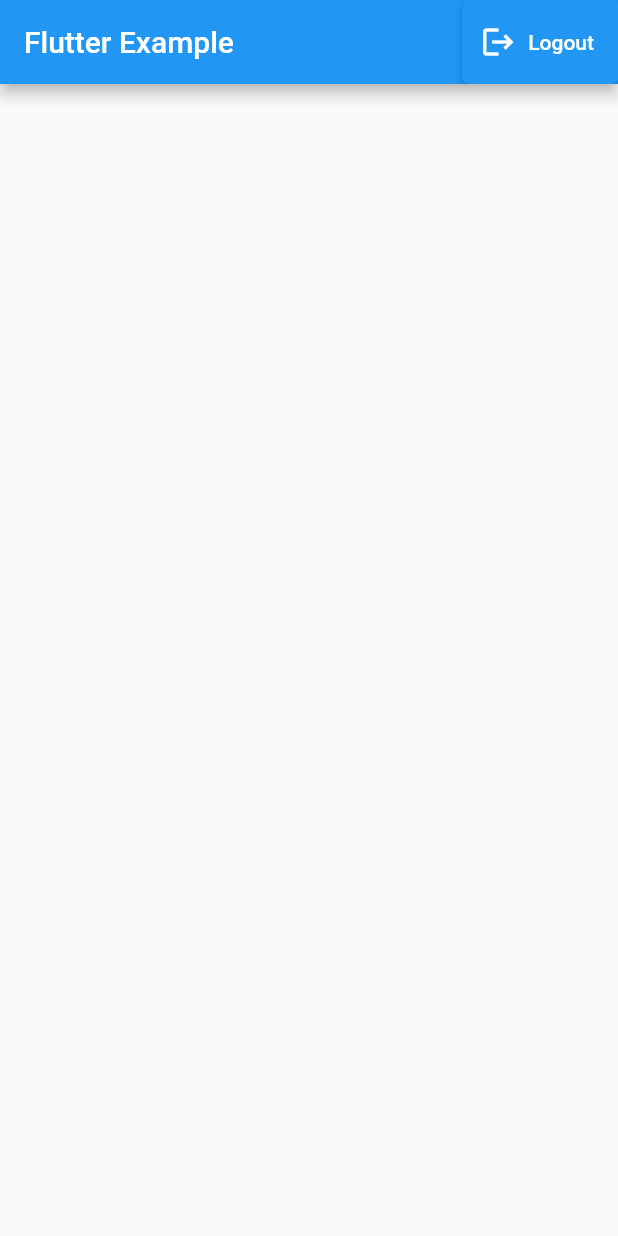
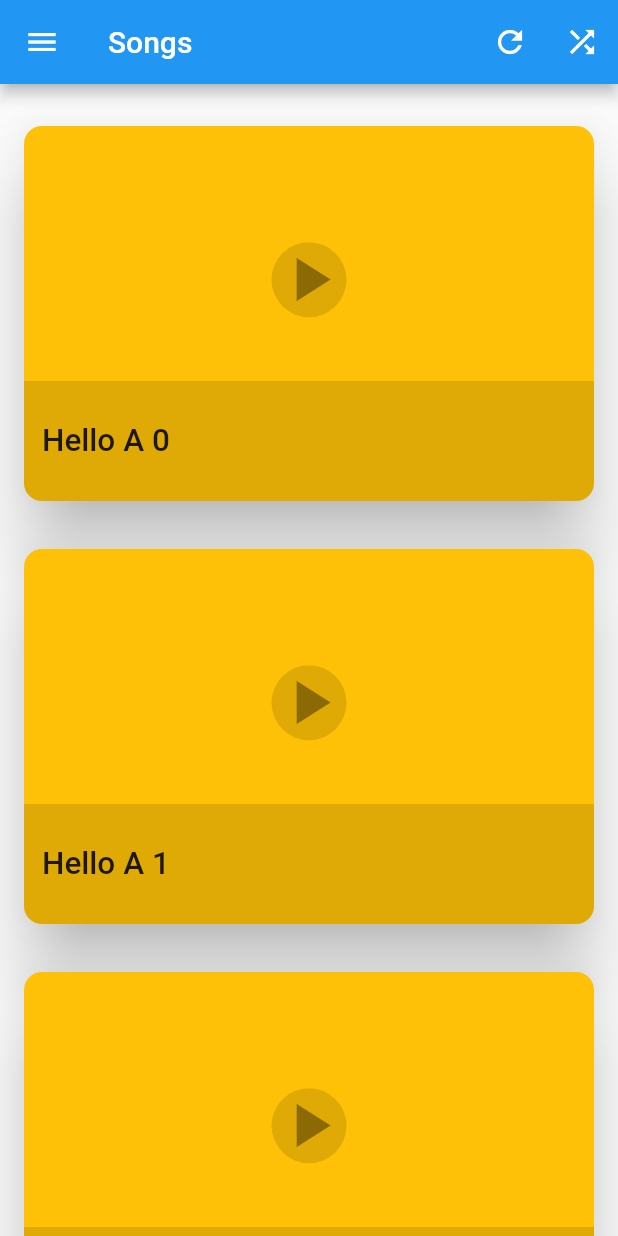
Before and after one commit to ryangek/flutter-example, a Flutter app: the Home screen opened directly, on a phone screen of 412 x 824 dp. Run offline on Flutter 3.47's test engine with Material 2 defaults, Android fonts, the phone set to English and light mode, and no system bars; our stand-ins replace shared_preferences; accounts and stored records are empty.

Commit message:
added new example heroes card

```diff
--- /dev/null
+++ b/lib/components/songs.dart
@@ -0,0 +1,356 @@
+// Copyright 2020 The Flutter team. All rights reserved.
+// Use of this source code is governed by a BSD-style license that can be
+// found in the LICENSE file.
+
+import 'package:flutter/foundation.dart';
+import 'package:flutter/cupertino.dart';
+import 'package:flutter/material.dart';
+
+/// A simple widget that builds different things on different platforms.
+class PlatformWidget extends StatelessWidget {
+  const PlatformWidget({
+    Key key,
+    @required this.androidBuilder,
+    @required this.iosBuilder,
+  })  : assert(androidBuilder != null),
+        assert(iosBuilder != null),
+        super(key: key);
+
+  final WidgetBuilder androidBuilder;
+  final WidgetBuilder iosBuilder;
+
+  @override
+  Widget build(context) {
+    switch (defaultTargetPlatform) {
+      case TargetPlatform.android:
+        return androidBuilder(context);
+      case TargetPlatform.iOS:
+        return iosBuilder(context);
+      default:
+        assert(false, 'Unexpected platform $defaultTargetPlatform');
+        return null;
+    }
+  }
+}
+
+/// A platform-agnostic card with a high elevation that reacts when tapped.
+///
+/// This is an example of a custom widget that an app developer might create for
+/// use on both iOS and Android as part of their brand's unique design.
+class PressableCard extends StatefulWidget {
+  const PressableCard({
+    this.onPressed,
+    this.color,
+    this.flattenAnimation,
+    this.child,
+  });
+
+  final VoidCallback onPressed;
+  final Color color;
+  final Animation<double> flattenAnimation;
+  final Widget child;
+
+  @override
+  State<StatefulWidget> createState() => _PressableCardState();
+}
+
+class _PressableCardState extends State<PressableCard>
+    with SingleTickerProviderStateMixin {
+  bool pressed = false;
+  AnimationController controller;
+  Animation<double> elevationAnimation;
+
+  @override
+  void initState() {
+    controller = AnimationController(
+      vsync: this,
+      duration: const Duration(milliseconds: 40),
+    );
+    elevationAnimation =
+        controller.drive(CurveTween(curve: Curves.easeInOutCubic));
+    super.initState();
+  }
+
+  @override
+  void dispose() {
+    controller.dispose();
+    super.dispose();
+  }
+
+  double get flatten => 1 - widget.flattenAnimation.value;
+
+  @override
+  Widget build(context) {
+    return Listener(
+      onPointerDown: (details) {
+        if (widget.onPressed != null) {
+          controller.forward();
+        }
+      },
+      onPointerUp: (details) {
+        controller.reverse();
+      },
+      child: GestureDetector(
+        behavior: HitTestBehavior.opaque,
+        onTap: () {
+          if (widget.onPressed != null) {
+            widget.onPressed();
+          }
+        },
+        // This widget both internally drives an animation when pressed and
+        // responds to an external animation to flatten the card when in a
+        // hero animation. You likely want to modularize them more in your own
+        // app.
+        child: AnimatedBuilder(
+          animation:
+              Listenable.merge([elevationAnimation, widget.flattenAnimation]),
+          child: widget.child,
+          builder: (context, child) {
+            return Transform.scale(
+              // This is just a sample. You likely want to keep the math cleaner
+              // in your own app.
+              scale: 1 - elevationAnimation.value * 0.03,
+              child: Padding(
+                padding: EdgeInsets.symmetric(vertical: 16, horizontal: 16) *
+                    flatten,
+                child: PhysicalModel(
+                  elevation:
+                      ((1 - elevationAnimation.value) * 10 + 10) * flatten,
+                  borderRadius: BorderRadius.circular(12 * flatten),
+                  clipBehavior: Clip.antiAlias,
+                  color: widget.color,
+                  child: child,
+                ),
+              ),
+            );
+          },
+        ),
+      ),
+    );
+  }
+}
+
+/// A platform-agnostic card representing a song which can be in a card state,
+/// a flat state or anything in between.
+///
+/// When it's in a card state, it's pressable.
+///
+/// This is an example of a custom widget that an app developer might create for
+/// use on both iOS and Android as part of their brand's unique design.
+class HeroAnimatingSongCard extends StatelessWidget {
+  HeroAnimatingSongCard(
+      {this.song, this.color, this.heroAnimation, this.onPressed});
+
+  final String song;
+  final Color color;
+  final Animation<double> heroAnimation;
+  final VoidCallback onPressed;
+
+  double get playButtonSize => 50 + 50 * heroAnimation.value;
+
+  @override
+  Widget build(context) {
+    // This is an inefficient usage of AnimatedBuilder since it's rebuilding
+    // the entire subtree instead of passing in a non-changing child and
+    // building a transition widget in between.
+    //
+    // Left simple in this demo because this card doesn't have any real inner
+    // content so this just rebuilds everything while animating.
+    return AnimatedBuilder(
+      animation: heroAnimation,
+      builder: (context, child) {
+        return PressableCard(
+          onPressed: heroAnimation.value == 0 ? onPressed : null,
+          color: color,
+          flattenAnimation: heroAnimation,
+          child: SizedBox(
+            height: 250,
+            child: Stack(
+              alignment: Alignment.center,
+              children: [
+                // The song title banner slides off in the hero animation.
+                Positioned(
+                  bottom: -80 * heroAnimation.value,
+                  left: 0,
+                  right: 0,
+                  child: Container(
+                    height: 80,
+                    color: Colors.black12,
+                    alignment: Alignment.centerLeft,
+                    padding: EdgeInsets.symmetric(horizontal: 12),
+                    child: Text(
+                      song,
+                      style: TextStyle(
+                        fontSize: 21,
+                        fontWeight: FontWeight.w500,
+                      ),
+                    ),
+                  ),
+                ),
+                // The play button grows in the hero animation.
+                Padding(
+                  padding:
+                      EdgeInsets.only(bottom: 45) * (1 - heroAnimation.value),
+                  child: Container(
+                    height: playButtonSize,
+                    width: playButtonSize,
+                    decoration: BoxDecoration(
+                      shape: BoxShape.circle,
+                      color: Colors.black12,
+                    ),
+                    alignment: Alignment.center,
+                    child: Icon(Icons.play_arrow,
+                        size: playButtonSize, color: Colors.black38),
+                  ),
+                ),
+              ],
+            ),
+          ),
+        );
+      },
+    );
+  }
+}
+
+/// A loading song tile's silhouette.
+///
+/// This is an example of a custom widget that an app developer might create for
+/// use on both iOS and Android as part of their brand's unique design.
+class SongPlaceholderTile extends StatelessWidget {
+  @override
+  Widget build(BuildContext context) {
+    return SizedBox(
+      height: 95,
+      child: Padding(
+        padding: EdgeInsets.symmetric(horizontal: 15, vertical: 8),
+        child: Row(
+          children: [
+            Container(
+              color: Theme.of(context).textTheme.bodyText2.color,
+              width: 130,
+            ),
+            Padding(
+              padding: EdgeInsets.only(left: 12),
+            ),
+            Expanded(
+              child: Column(
+                crossAxisAlignment: CrossAxisAlignment.start,
+                children: [
+                  Container(
+                    height: 9,
+                    margin: EdgeInsets.only(right: 60),
+                    color: Theme.of(context).textTheme.bodyText2.color,
+                  ),
+                  Container(
+                    height: 9,
+                    margin: EdgeInsets.only(right: 20, top: 8),
+                    color: Theme.of(context).textTheme.bodyText2.color,
+                  ),
+                  Container(
+                    height: 9,
+                    margin: EdgeInsets.only(right: 40, top: 8),
+                    color: Theme.of(context).textTheme.bodyText2.color,
+                  ),
+                  Container(
+                    height: 9,
+                    margin: EdgeInsets.only(right: 80, top: 8),
+                    color: Theme.of(context).textTheme.bodyText2.color,
+                  ),
+                  Container(
+                    height: 9,
+                    margin: EdgeInsets.only(right: 50, top: 8),
+                    color: Theme.of(context).textTheme.bodyText2.color,
+                  ),
+                ],
+              ),
+            ),
+          ],
+        ),
+      ),
+    );
+  }
+}
+
+// ===========================================================================
+// Non-shared code below because different interfaces are shown to prompt
+// for a multiple-choice answer.
+//
+// This is a design choice and you may want to do something different in your
+// app.
+// ===========================================================================
+/// This uses a platform-appropriate mechanism to show users multiple choices.
+///
+/// On Android, it uses a dialog with radio buttons. On iOS, it uses a picker.
+void showChoices(BuildContext context, List<String> choices) {
+  switch (defaultTargetPlatform) {
+    case TargetPlatform.android:
+      showDialog<void>(
+        context: context,
+        builder: (context) {
+          var selectedRadio = 1;
+          return AlertDialog(
+            contentPadding: EdgeInsets.only(top: 12),
+            content: StatefulBuilder(
+              builder: (context, setState) {
+                return Column(
+                  mainAxisSize: MainAxisSize.min,
+                  children: List<Widget>.generate(choices.length, (index) {
+                    return RadioListTile(
+                      title: Text(choices[index]),
+                      value: index,
+                      groupValue: selectedRadio,
+                      // ignore: avoid_types_on_closure_parameters
+                      onChanged: (int value) {
+                        setState(() => selectedRadio = value);
+                      },
+                    );
+                  }),
+                );
+              },
+            ),
+            actions: [
+              TextButton(
+                child: Text('OK'),
+                onPressed: () => Navigator.of(context).pop(),
+              ),
+              TextButton(
+                child: Text('CANCEL'),
+                onPressed: () => Navigator.of(context).pop(),
+              ),
+            ],
+          );
+        },
+      );
+      return;
+    case TargetPlatform.iOS:
+      showCupertinoModalPopup<void>(
+        context: context,
+        builder: (context) {
+          return SizedBox(
+            height: 250,
+            child: CupertinoPicker(
+              backgroundColor: Theme.of(context).canvasColor,
+              useMagnifier: true,
+              magnification: 1.1,
+              itemExtent: 40,
+              scrollController: FixedExtentScrollController(initialItem: 1),
+              children: List<Widget>.generate(choices.length, (index) {
+                return Center(
+                  child: Text(
+                    choices[index],
+                    style: TextStyle(
+                      fontSize: 21,
+                    ),
+                  ),
+                );
+              }),
+              onSelectedItemChanged: (value) {},
+            ),
+          );
+        },
+      );
+      return;
+    default:
+      assert(false, 'Unexpected platform $defaultTargetPlatform');
+  }
+}
--- a/lib/home.dart
+++ b/lib/home.dart
@@ -1,8 +1,13 @@
 import 'dart:convert';
+import 'dart:io';
+
+import 'package:flutter/cupertino.dart';
+import 'package:flutter/material.dart';
 import 'package:flutter_appl/signin.dart';
-import 'package:flutter/material.dart';
 import 'package:http/http.dart' as http;
 import 'package:shared_preferences/shared_preferences.dart';
+
+import 'components/songs.dart';
 
 class Home extends StatefulWidget {
   Home({Key key, this.api}) : super(key: key);
@@ -17,6 +22,8 @@ class _HomeState extends State<Home> {
   SharedPreferences _sharedPreferences;
 
   String _token = "";
+  File _avatarUri;
+  int _itemsLength = 10;
 
   Map<String, String> get headers => {
         "Content-Type": "application/json",
@@ -61,33 +68,112 @@ class _HomeState extends State<Home> {
     }
   }
 
-  @override
-  Widget build(BuildContext context) {
-    return Scaffold(
-      appBar: AppBar(
-        title: Text(
-          "Flutter Example",
-          style: TextStyle(
-            color: Colors.white,
+  Widget _androidDrawer() {
+    return Drawer(
+      child: Column(
+        crossAxisAlignment: CrossAxisAlignment.stretch,
+        children: [
+          DrawerHeader(
+            decoration: BoxDecoration(color: Colors.green),
+            child: Padding(
+              padding: const EdgeInsets.only(bottom: 20),
+              child: Icon(
+                Icons.account_circle,
+                color: Colors.green.shade800,
+                size: 96,
+              ),
+            ),
           ),
-        ),
-        actions: <Widget>[
-          ElevatedButton.icon(
-            label: Text("Logout"),
-            onPressed: onLogout,
-            icon: Icon(Icons.logout, color: Colors.white),
+          ListTile(
+            leading: Icon(Icons.music_note),
+            title: Text("Songs"),
+            onTap: () {
+              Navigator.pop(context);
+            },
+          ),
+          ListTile(
+            leading: Icon(Icons.chat),
+            title: Text("News"),
+            onTap: () {
+              Navigator.pop(context);
+              Navigator.push<void>(
+                  context, MaterialPageRoute(builder: (context) => Scaffold()));
+            },
+          ),
+          ListTile(
+            leading: Icon(Icons.people),
+            title: Text("Profile"),
+            onTap: () {
+              Navigator.pop(context);
+              Navigator.push<void>(
+                  context, MaterialPageRoute(builder: (context) => Scaffold()));
+            },
+          ),
+          // Long drawer contents are often segmented.
+          Padding(
+            padding: const EdgeInsets.symmetric(horizontal: 16),
+            child: Divider(),
+          ),
+          ListTile(
+            leading: Icon(Icons.settings),
+            title: Text("Settings"),
+            onTap: () {
+              Navigator.pop(context);
+              Navigator.push<void>(
+                  context, MaterialPageRoute(builder: (context) => Scaffold()));
+            },
           ),
         ],
       ),
-      body: SingleChildScrollView(
-        child: Container(
-          decoration: new BoxDecoration(color: Colors.white10),
-          width: double.infinity,
-          child: Column(
-            children: [],
+    );
+  }
+
+  Widget _listBuilder(BuildContext context, int index) {
+    if (index >= _itemsLength) return null;
+
+    return SafeArea(
+      top: false,
+      bottom: false,
+      child: Hero(
+        tag: index,
+        child: HeroAnimatingSongCard(
+          song: "Hello A $index",
+          color: Colors.amber,
+          heroAnimation: AlwaysStoppedAnimation(0),
+          onPressed: () => Navigator.of(context).push<void>(
+            MaterialPageRoute(
+              builder: (context) => Scaffold(),
+            ),
           ),
         ),
       ),
     );
   }
+
+  @override
+  Widget build(BuildContext context) {
+    return Scaffold(
+      appBar: AppBar(
+        title: Text("Songs"),
+        actions: [
+          IconButton(
+            icon: Icon(Icons.refresh),
+            onPressed: () {},
+          ),
+          IconButton(
+            icon: Icon(Icons.shuffle),
+            onPressed: () {},
+          ),
+        ],
+      ),
+      drawer: _androidDrawer(),
+      body: RefreshIndicator(
+        onRefresh: () {},
+        child: ListView.builder(
+          padding: EdgeInsets.symmetric(vertical: 12),
+          itemBuilder: _listBuilder,
+        ),
+      ),
+    );
+  }
 }
```
Also changed, not shown: lib/components/loader.dart (added, +18 -0 lines), lib/signin.dart (+9 -3 lines), pubspec.yaml (+5 -8 lines), pubspec.lock, 1 other file.
